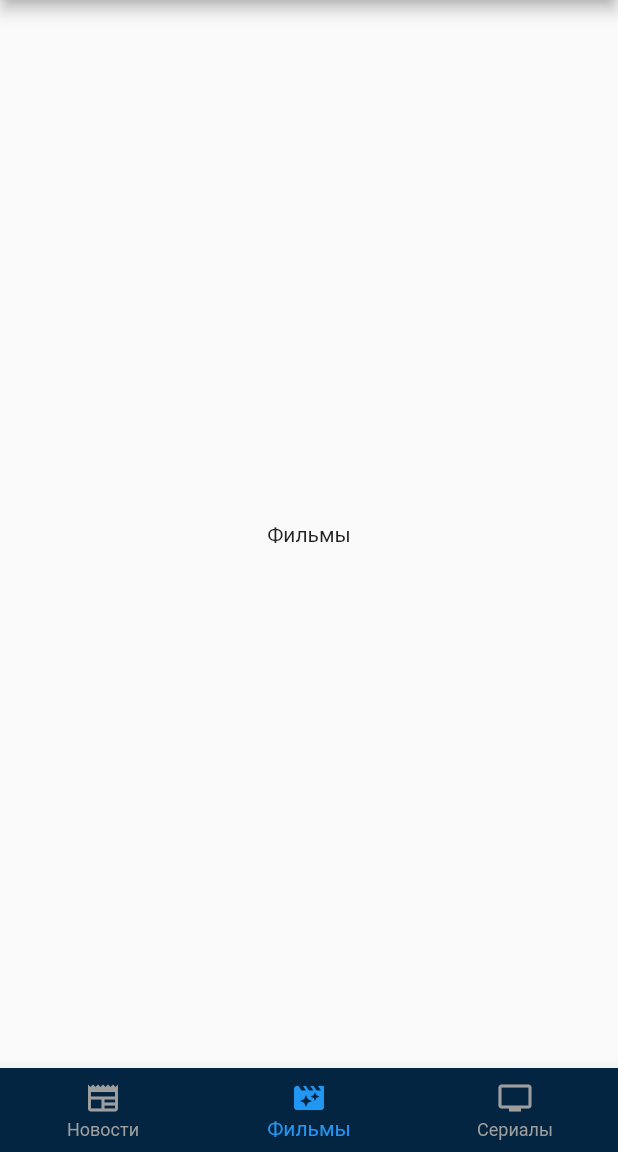
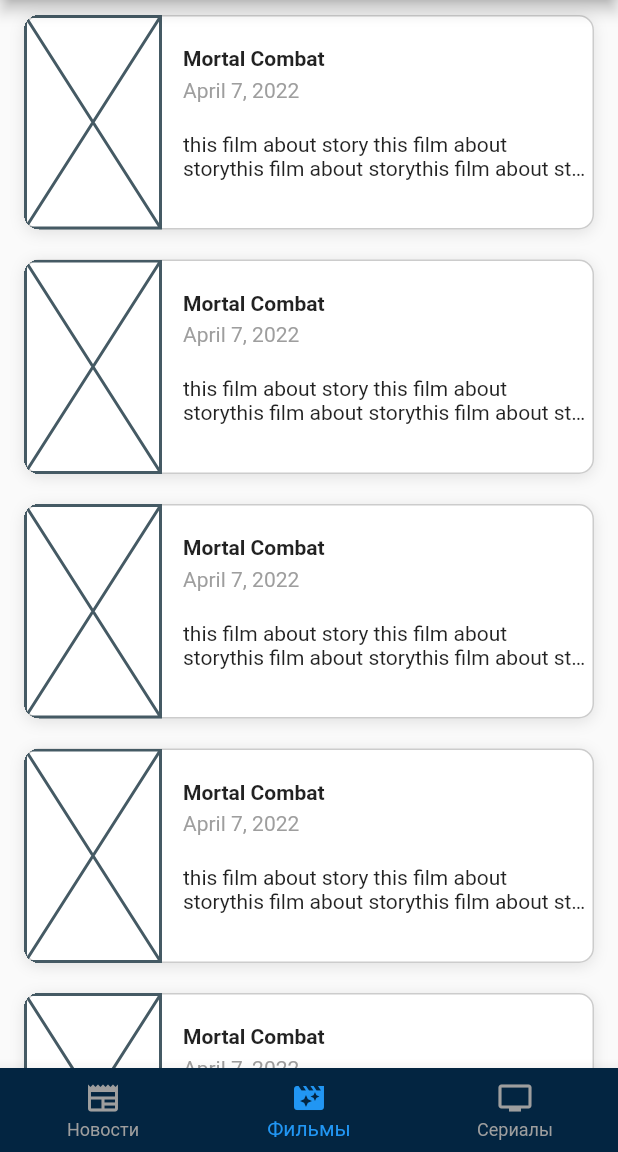
Before and after one commit to s1mplesanya/flutter_basics, a Flutter app: the MainScreenWidget screen opened by its route, item 2 of the bottom bar chosen, on a phone screen of 412 x 824 dp, the part 84-1236 px from its top. Run offline on Flutter 3.47's test engine with Material 2 defaults, Android fonts, the phone set to English and light mode, and no system bars.

Commit message:
add movie list

```diff
--- a/lib/main.dart
+++ b/lib/main.dart
@@ -1,7 +1,7 @@
 import 'package:flutter/material.dart';
 import 'package:lesson3/Theme/app_colors.dart';
 import 'package:lesson3/widgets/auth/auth_widget.dart';
-import 'package:lesson3/widgets/mainScreen/main_screen_widget.dart';
+import 'package:lesson3/widgets/main_screen/main_screen_widget.dart';
 
 void main() {
   runApp(const MyApp());
@@ -19,7 +19,7 @@ class MyApp extends StatelessWidget {
           appBarTheme:
               const AppBarTheme(backgroundColor: AppColors.mainDarkBlue),
           primarySwatch: Colors.blue,
-          bottomNavigationBarTheme: BottomNavigationBarThemeData(
+          bottomNavigationBarTheme: const BottomNavigationBarThemeData(
               backgroundColor: AppColors.mainDarkBlue),
           selectedRowColor: Colors.white,
           unselectedWidgetColor: Colors.grey),
--- a/lib/widgets/auth/auth_widget.dart
+++ b/lib/widgets/auth/auth_widget.dart
@@ -1,6 +1,6 @@
 import 'package:flutter/material.dart';
 import 'package:lesson3/Theme/app_button_style.dart';
-import 'package:lesson3/widgets/mainScreen/main_screen_widget.dart';
+import 'package:lesson3/widgets/main_screen/main_screen_widget.dart';
 
 class AuthWidget extends StatefulWidget {
   const AuthWidget({super.key});
--- a/lib/widgets/mainScreen/main_screen_widget.dart
+++ b/lib/widgets/main_screen/main_screen_widget.dart
@@ -1,4 +1,6 @@
 import 'package:flutter/material.dart';
+
+import '../movie_list/movie_list_widget.dart';
 
 class MainScreenWidget extends StatefulWidget {
   const MainScreenWidget({super.key});
@@ -19,7 +21,7 @@ class _MainScreenWidgetState extends State<MainScreenWidget> {
 
   static const List<Widget> pages = <Widget>[
     Text('Новости'),
-    Text('Фильмы'),
+    MovieListWidget(),
     Text('Сериалы'),
   ];
 
--- /dev/null
+++ b/lib/widgets/movie_list/movie_list_widget.dart
@@ -0,0 +1,90 @@
+import 'package:flutter/material.dart';
+
+class MovieListWidget extends StatelessWidget {
+  const MovieListWidget({super.key});
+
+  @override
+  Widget build(BuildContext context) {
+    return ListView.builder(
+      itemCount: 10,
+      itemExtent: 163,
+      itemBuilder: (BuildContext context, int index) {
+        return Padding(
+          padding: const EdgeInsets.symmetric(horizontal: 16, vertical: 10),
+          child: Stack(
+            children: [
+              Container(
+                decoration: BoxDecoration(
+                    color: Colors.white,
+                    border: Border.all(color: Colors.black.withOpacity(0.2)),
+                    borderRadius: const BorderRadius.all(Radius.circular(10)),
+                    boxShadow: [
+                      BoxShadow(
+                        color: Colors.black.withOpacity(0.1),
+                        blurRadius: 8,
+                        offset: const Offset(0, 2),
+                      ),
+                    ]),
+                clipBehavior: Clip.hardEdge,
+                child: Row(
+                  children: [
+                    const SizedBox(
+                        height: 163, width: 90, child: Placeholder()),
+                    const SizedBox(
+                      width: 15,
+                    ),
+                    Expanded(
+                      child: Column(
+                        crossAxisAlignment: CrossAxisAlignment.start,
+                        children: const [
+                          SizedBox(
+                            height: 20,
+                          ),
+                          Text(
+                            'Mortal Combat',
+                            style: TextStyle(fontWeight: FontWeight.bold),
+                            maxLines: 1,
+                            overflow: TextOverflow.ellipsis,
+                          ),
+                          SizedBox(
+                            height: 5,
+                          ),
+                          Text(
+                            'April 7, 2022',
+                            style: TextStyle(color: Colors.grey),
+                            maxLines: 1,
+                            overflow: TextOverflow.ellipsis,
+                          ),
+                          SizedBox(
+                            height: 20,
+                          ),
+                          Text(
+                            'this film about story this film about storythis film about storythis film about storythis film about storythis film about storythis film about story',
+                            maxLines: 2,
+                            overflow: TextOverflow.ellipsis,
+                          ),
+                          SizedBox(
+                            height: 10,
+                          ),
+                        ],
+                      ),
+                    ),
+                  ],
+                ),
+              ),
+              Material(
+                color: Colors.transparent,
+                child: InkWell(
+                  borderRadius: BorderRadius.all(Radius.circular(10)),
+                  onTap: () {
+                    print('12212');
+                  },
+                ),
+              )
+            ],
+          ),
+        );
+      },
+    );
+  }
+}
```
